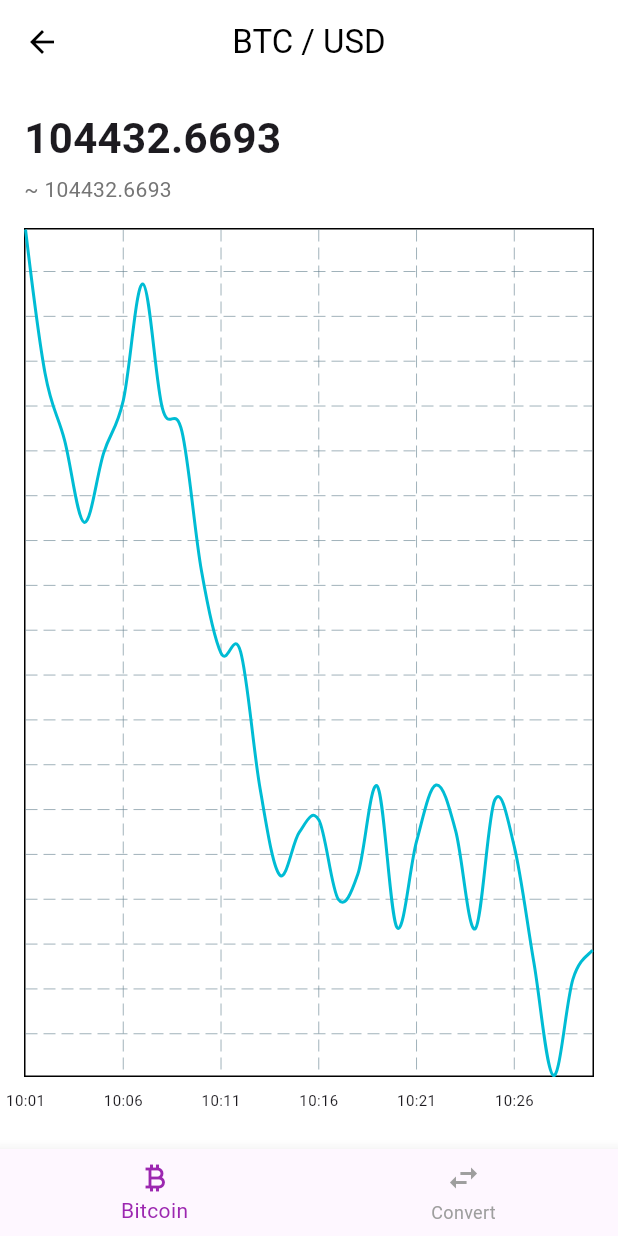
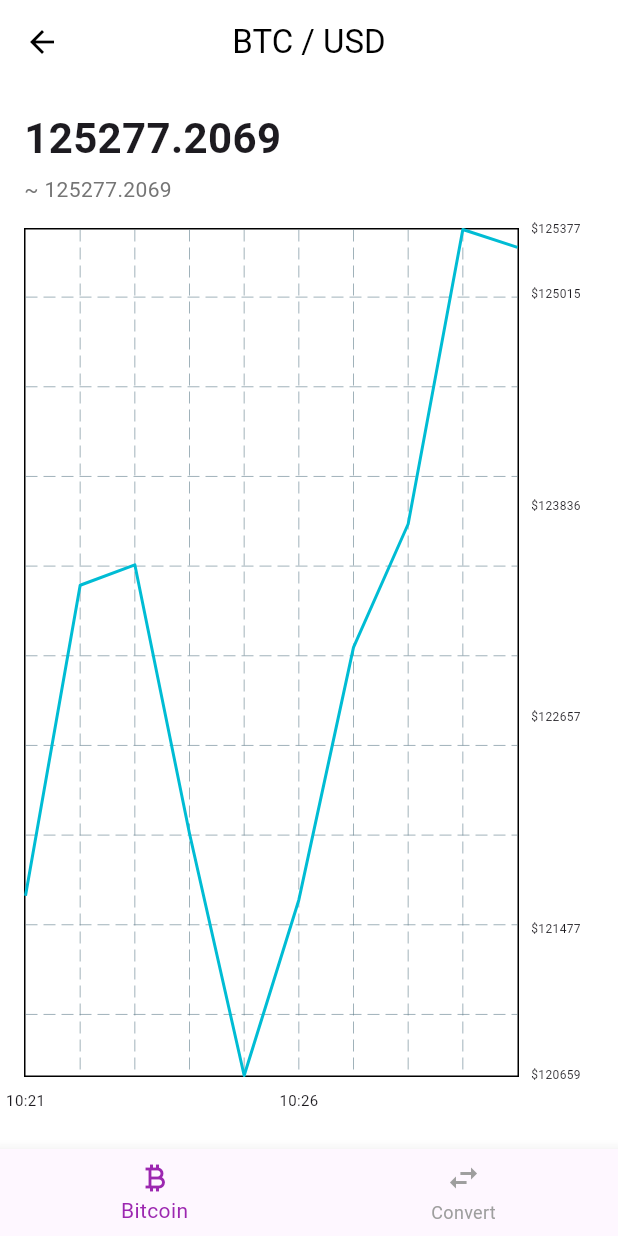
Before and after one commit to ehsanemamipour/bitazza-assignment, a Flutter app: the screen it shows after launch, after a tap on an icon or button, on a phone screen of 412 x 824 dp. Run offline on Flutter 3.47's test engine with Material 3 defaults, Android fonts, the phone set to English and light mode, and no system bars; drawn by our look-alikes of fl_chart; our stand-ins replace bloc, connectivity_plus, dartz, dio, equatable, flutter_bloc and 2 more.

Commit message:
fix: fixed time reloading on coin page

```diff
--- a/lib/data/mock/mock_btc_data.dart
+++ b/lib/data/mock/mock_btc_data.dart
@@ -1,33 +1,39 @@
+import 'dart:math';
 
-final mockCurrentPrice = <String, double>{
-  "USD": 120000.7096,
-  "GBP": 110000.9029,
-  "EUR": 112000.1642,
-};
+const Map<String, double> _basePrices = {'USD': 120000.0, 'GBP': 110000.0, 'EUR': 112000.0};
 
-final mockHistoricalData = <String, List<double>>{
-  "USD": [
-    112468.4740, 110865.8345, 110117.5876, 109203.2066, 109977.9090,
-    110560.9002, 111861.6920, 110475.5204, 110216.7486, 108662.0220,
-    107744.8210, 107762.1311, 106231.4863, 105271.6986, 105745.0563,
-    105887.6265, 104999.5701, 105280.7559, 106258.0681, 104684.9134,
-    105645.3533, 106273.3285, 105764.0152, 104670.8791, 106106.5859,
-    105586.4341, 104296.4187, 103034.5876, 104108.7058, 104432.6693,
-  ],
-  "GBP": [
-    113031.9510, 113810.9620, 113934.6566, 115551.7851, 115130.7180,
-    115310.4623, 116449.9764, 116864.0251, 118132.1408, 118406.2740,
-    119132.9517, 117509.7332, 116550.4952, 115814.0871, 114354.1068,
-    113437.4130, 112079.5720, 111333.0333, 111786.2181, 111332.9211,
-    110899.3271, 109932.8629, 109164.3590, 110594.3725, 111085.5289,
-    111449.2152, 110349.6750, 111108.1970, 109986.2347, 109588.4874,
-  ],
-  "EUR": [
-    113644.7985, 114122.1058, 114317.0825, 114950.2194, 116132.5465,
-    117094.1237, 116142.3173, 114512.0284, 113878.0430, 113084.5666,
-    112104.0652, 113593.6246, 114876.2135, 114237.5404, 114770.2483,
-    114410.8977, 115833.7606, 115690.7703, 114874.7345, 114001.5516,
-    114211.4335, 113398.5049, 113686.2626, 115043.0725, 114695.8743,
-    113730.0918, 115427.6417, 115460.6296, 114043.6139, 112494.1593,
-  ],
-};
+const double _defaultVolatility = 0.015;
+
+final Random _rng = Random();
+
+Map<String, List<double>> generateMockHistoricalData({
+  int length = 30,
+  double volatility = _defaultVolatility,
+}) {
+  final result = <String, List<double>>{};
+  _basePrices.forEach((currency, start) {
+    var price = start;
+    var series = <double>[];
+    for (var i = 0; i < length; i++) {
+      final change = (_rng.nextDouble() * 2 - 1) * volatility;
+      price = price * (1 + change);
+      series.add(double.parse(price.toStringAsFixed(4)));
+    }
+    result[currency] = series;
+  });
+  return result;
+}
+
+Map<String, double> generateMockCurrentPrice({
+  int historyLength = 30,
+  double volatility = _defaultVolatility,
+}) {
+  final hist = generateMockHistoricalData(length: historyLength, volatility: volatility);
+
+
+  return {for (var entry in hist.entries) entry.key: entry.value.last};
+}
+
+final mockHistoricalData = generateMockHistoricalData(length: 10);
+
+Map<String, double> get mockCurrentPrice => generateMockCurrentPrice();
--- a/lib/data/services/bitcoin_service.dart
+++ b/lib/data/services/bitcoin_service.dart
@@ -9,7 +9,7 @@ class BitcoinService {
      // initial emit
      _priceController.add(mockCurrentPrice);
      // update every minute
-     Timer.periodic(const Duration(minutes: 1), (_) {
+     Timer.periodic(const Duration(seconds: 60), (_) {
        _priceController.add(mockCurrentPrice);
      });
    }
--- a/lib/features/coin/data/datasource/coin_remote_datasource.dart
+++ b/lib/features/coin/data/datasource/coin_remote_datasource.dart
@@ -1,4 +1,3 @@
-
 import 'package:bitazza_assignment/data/services/bitcoin_service.dart';
 import '../models/coin_model.dart';
 
@@ -12,10 +11,10 @@ class CoinRemoteDataSourceImpl implements CoinRemoteDataSource {
 
   @override
   Future<List<CoinModel>> getCoinList() async {
-    final prices = await bitcoinService.getCurrentPrice();
+    final prices = bitcoinService.getCurrentPrice();
     var idx = 0;
-    return prices.entries
-        .map((e) => CoinModel.fromPrice(e.key, e.value, idx++))
-        .toList();
+    // Simulate network delay
+    await Future.delayed(Duration(seconds: 1));
+    return prices.entries.map((e) => CoinModel.fromPrice(e.key, e.value, idx++)).toList();
   }
 }
--- a/lib/features/coin/presentation/bloc/coin_bloc.dart
+++ b/lib/features/coin/presentation/bloc/coin_bloc.dart
@@ -3,7 +3,6 @@ import 'package:bloc/bloc.dart';
 import 'package:bitazza_assignment/core/utils/usecase_utils.dart';
 import 'package:bitazza_assignment/features/coin/domain/entities/coin.dart';
 import 'package:bitazza_assignment/features/coin/domain/usecases/fetch_coin_list.dart';
-import 'package:bitazza_assignment/core/errors/errors.dart';
 import 'package:equatable/equatable.dart';
 
 part 'coin_event.dart';
@@ -21,20 +20,15 @@ class CoinBloc extends Bloc<CoinEvent, CoinState> {
     add(StartAutoRefreshEvent());
   }
 
-  Future<void> _onLoadCoins(
-      LoadCoinsEvent event, Emitter<CoinState> emit) async {
+  Future<void> _onLoadCoins(LoadCoinsEvent event, Emitter<CoinState> emit) async {
     emit(CoinLoading());
     final res = await fetchCoinList(NoParams());
-    res.fold(
-      (f) => emit(CoinError(f.message)),
-      (coins) => emit(CoinLoaded(coins)),
-    );
+    res.fold((f) => emit(CoinError(f.message)), (coins) => emit(CoinLoaded(coins)));
   }
 
-  Future<void> _onStartAutoRefresh(
-      StartAutoRefreshEvent event, Emitter<CoinState> emit) async {
+  Future<void> _onStartAutoRefresh(StartAutoRefreshEvent event, Emitter<CoinState> emit) async {
     _timer?.cancel();
-    _timer = Timer.periodic(const Duration(minutes: 1), (_) {
+    _timer = Timer.periodic(const Duration(seconds: 60), (_) {
       add(LoadCoinsEvent());
     });
   }
--- a/lib/features/coin/presentation/pages/coin_page.dart
+++ b/lib/features/coin/presentation/pages/coin_page.dart
@@ -19,11 +19,11 @@ class _CoinPageState extends State<CoinPage> {
   @override
   void initState() {
     super.initState();
-    context.read<CoinBloc>().stream.listen((state) {
-      if (state is CoinLoaded) {
-        _lastUpdate = DateTime.now().toUtc();
-      }
-    });
+    // context.read<CoinBloc>().stream.listen((state) {
+    //   if (state is CoinLoaded) {
+    //     _lastUpdate = DateTime.now().toUtc();
+    //   }
+    // });
   }
 
   @override
@@ -37,7 +37,21 @@ class _CoinPageState extends State<CoinPage> {
         foregroundColor: Colors.black,
         elevation: 0,
       ),
-      body: Column(
+      body: BlocConsumer<CoinBloc, CoinState>(
+        listener: (context, state) {
+          if (state is CoinLoaded) {
+            _lastUpdate = DateTime.now().toUtc();
+          }
+        },
+        builder: (context, state) {
+          if (state is CoinLoading) {
+            return const Center(child: CircularProgressIndicator());
+          }
+          if (state is CoinError) {
+            return Center(child: Text(state.message));
+          }
+          if (state is CoinLoaded) {
+            return Column(
               children: [
                 // timestamp
                 Padding(
@@ -50,22 +64,16 @@ class _CoinPageState extends State<CoinPage> {
                 const Divider(height: 1),
                 // list of rates
                 Expanded(
-            child: BlocBuilder<CoinBloc, CoinState>(
-              builder: (context, state) {
-                if (state is CoinLoading) {
-                  return const Center(child: CircularProgressIndicator());
-                }
-                if (state is CoinError) {
-                  return Center(child: Text(state.message));
-                }
-                if (state is CoinLoaded) {
-                  return ListView.separated(
+                  child: ListView.separated(
                     itemCount: state.coins.length,
                     separatorBuilder: (_, __) => const Divider(height: 1),
                     itemBuilder: (_, index) {
                       final coin = state.coins[index];
                       return ListTile(
-                        title: Text('BTC / ${coin.symbol}', style: const TextStyle(fontWeight: FontWeight.w500)),
+                        title: Text(
+                          'BTC / ${coin.symbol}',
+                          style: const TextStyle(fontWeight: FontWeight.w500),
+                        ),
                         trailing: Column(
                           crossAxisAlignment: CrossAxisAlignment.end,
                           mainAxisAlignment: MainAxisAlignment.center,
@@ -87,13 +95,13 @@ class _CoinPageState extends State<CoinPage> {
                         minVerticalPadding: 16,
                       );
                     },
+                  ),
+                ),
+              ],
             );
           }
           return const SizedBox();
         },
-            ),
-          ),
-        ],
       ),
       bottomNavigationBar: BottomNavigationBar(
         currentIndex: 0,
--- a/lib/features/coin/presentation/pages/graph_page.dart
+++ b/lib/features/coin/presentation/pages/graph_page.dart
@@ -28,7 +28,6 @@ class _GraphPageState extends State<GraphPage> {
   @override
   void initState() {
     super.initState();
-    // seed with mock history
     final hist = _btcService.getHistoricalData(widget.currency);
     final nowUtc = DateTime.now().toUtc();
     _startTimeUtc = nowUtc.subtract(Duration(minutes: hist.length - 1)); // backfill
@@ -37,7 +36,6 @@ class _GraphPageState extends State<GraphPage> {
       _latestPrice = hist[i];
       _t = i + 1;
     }
-    // subscribe to “live” mock updates
     _sub = _btcService.priceStream.listen((prices) {
       final p = prices[widget.currency]!;
       setState(() {
@@ -70,7 +68,6 @@ class _GraphPageState extends State<GraphPage> {
         child: Column(
           crossAxisAlignment: CrossAxisAlignment.start,
           children: [
-            // live price & “~” subtext
             Text(
               _latestPrice.toStringAsFixed(4),
               style: const TextStyle(fontSize: 28, fontWeight: FontWeight.bold),
@@ -81,18 +78,12 @@ class _GraphPageState extends State<GraphPage> {
               style: TextStyle(fontSize: 14, color: Colors.grey[600]),
             ),
             const SizedBox(height: 16),
-            // chart
             Expanded(
               child: LineChart(
                 LineChartData(
                   gridData: FlGridData(show: true),
                   lineBarsData: [
-                    LineChartBarData(
-                      spots: _spots,
-                      isCurved: true,
-                      dotData: FlDotData(show: false),
-                      barWidth: 2,
-                    ),
+                    LineChartBarData(spots: _spots, dotData: FlDotData(show: false), barWidth: 2),
                   ],
                   titlesData: FlTitlesData(
                     bottomTitles: AxisTitles(
@@ -114,7 +105,23 @@ class _GraphPageState extends State<GraphPage> {
                       ),
                     ),
                     leftTitles: AxisTitles(sideTitles: SideTitles(showTitles: false)),
-                    rightTitles: AxisTitles(sideTitles: SideTitles(showTitles: false)),
+                    rightTitles: AxisTitles(
+                      sideTitles: SideTitles(
+                        showTitles: true,
+                        reservedSize: 50, // give yourself enough room
+                        interval:
+                            (_spots.map((e) => e.y).reduce((a, b) => b > a ? b : a) -
+                                _spots.map((e) => e.y).reduce((a, b) => b < a ? b : a)) /
+                            4, // about 4 ticks
+                        getTitlesWidget: (value, meta) {
+                          final v = value.toStringAsFixed(0);
+                          return SideTitleWidget(
+                            meta: meta,
+                            child: Text('\$$v', style: const TextStyle(fontSize: 8)),
+                          );
+                        },
+                      ),
+                    ),
                     topTitles: AxisTitles(sideTitles: SideTitles(showTitles: false)),
                   ),
                 ),
```
Lines whose indentation alone changed are shown as unchanged.
